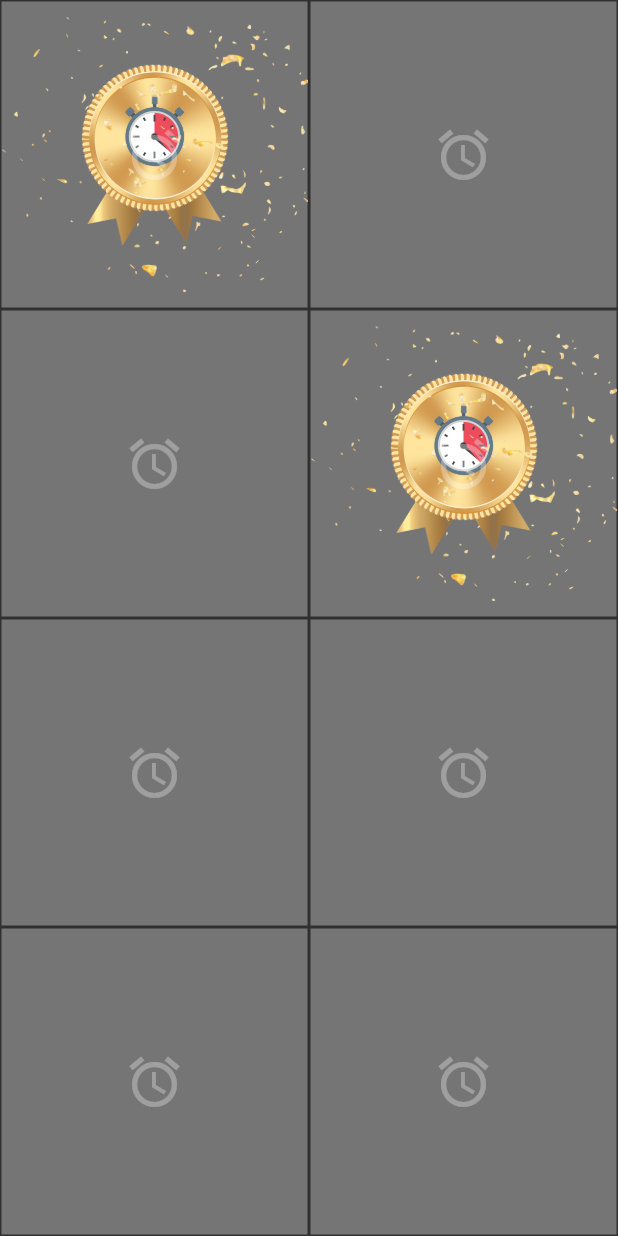
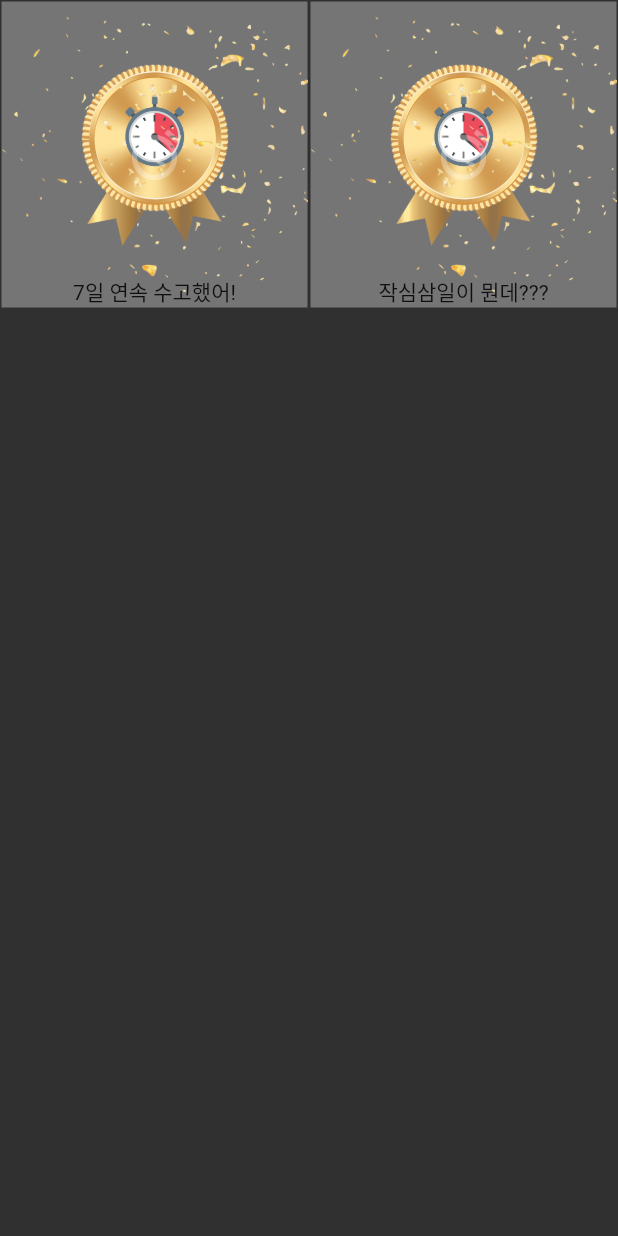
Before and after one commit to potatoCompletion/studyHelper, a Flutter app: the Tab1 screen opened directly, on a phone screen of 412 x 824 dp. Run offline on Flutter 3.47's test engine with Material 2 defaults, Android fonts, the phone set to English and light mode, and no system bars; our stand-ins replace rflutter_alert, table_calendar; missing offline and left inert: scratcher.

Commit message:
2021-05-23 Add Text on Reward Image by semiwo

```diff
--- a/lib/ui/global-variable/global-state.dart
+++ b/lib/ui/global-variable/global-state.dart
@@ -50,14 +50,14 @@ Map<DateTime, List<Event>> selectedEvents = {};
 
 // reward day count
 var stampDayCount = 0;
-var _itemCount = 50;
+var _itemCount = 2;
 
 var test = '작심삼일이 뭔데???';
 var test1 = '7일 연속 수고했어!';
 
 var rewardCheck = List<int>.filled(_itemCount, 0);
 
-Map rewardMap = {'작심삼일이 뭔데???': 3, '7일 연속 수고했어!': 0};
+Map rewardMap = {'7일 연속 수고했어!': 0, '작심삼일이 뭔데???': 1};
 
 //////////////////////////////////////////////////////////
 /// Reward
--- a/lib/ui/rewards/tab1.dart
+++ b/lib/ui/rewards/tab1.dart
@@ -13,36 +13,28 @@ class _Tab1State extends State<Tab1> {
         backgroundColor: Colors.grey[850],
         body: Container(
           child: GridView.builder(
-            itemCount: 50,
+              itemCount: 2,
               gridDelegate:
                   SliverGridDelegateWithFixedCrossAxisCount(crossAxisCount: 2),
               itemBuilder: (context, index) => Container(
-                  // rewardMention(index),
                   decoration: gridState(index),
                   margin: EdgeInsets.all(1.0),
+                  child: Stack(children: <Widget>[
+                    Center(
                         child: Icon(Icons.access_alarm,
-                      size: 40.0, color: Colors.white30),
-                )),
-      ),
-    );
+                            size: 40.0, color: Colors.white30)),
+                    Align(
+                      alignment: Alignment.bottomCenter,
+                      child: _textState(index),
+                    )
+                  ]))),
+        ));
   }
 }
 
-// Text textState(int index) {
-//   if (rewardCheck[index] == 1) {
-//     return Text(rewardMap[index], style: TextStyle(color: Colors.white));
-//   }
-// }
-
-// Text get rewardMention(index){
-//   if (rewardCheck[index]==1)
-//   {
-//     return Text('{rewardMap[index]}',
-//     style: TextStyle(color: Colors.white,
-//     fontSize: 25.0,
-//     fontWeight: FontWeight.bold),)
-//   }
-// }
+Text _textState(int index) {
+  return Text(rewardMap.keys.toList()[index]);
+}
 
 BoxDecoration gridState(int index) {
   if (rewardCheck[rewardMap[test]] == 0) rewardCheck[rewardMap[test]] = 1;
```
Lines whose indentation alone changed are shown as unchanged.
